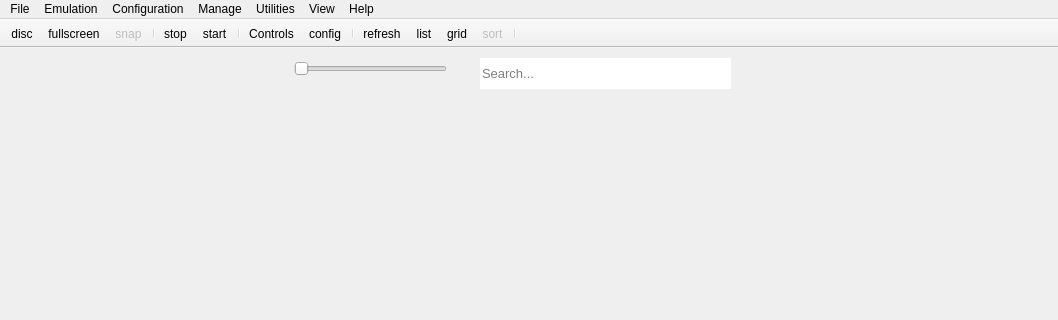
The window that rpcs3/rpcs3qt/main_window.ui (RPCS3/rpcs3) describes before a commit, drawn with Qt 5; both pictures show x 0 to 1058 and y 0 to 320 of the 1058 by 580 pixel window.
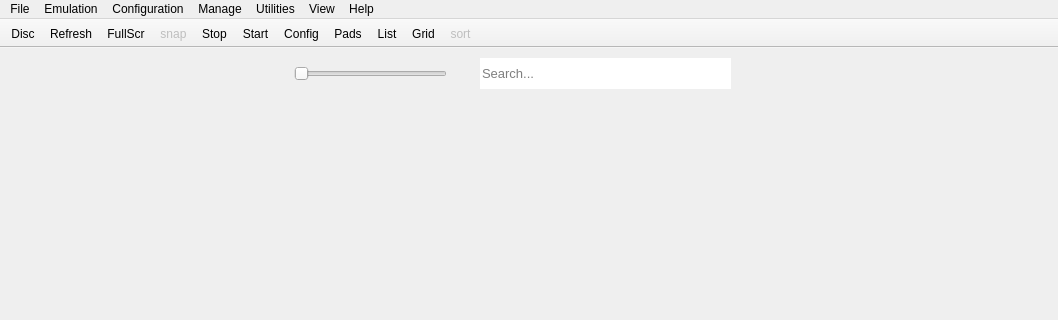
The same window after the commit. Icons and pictures are not drawn.

Commit message: Qt: toolbar adjustments

Patch:
```diff
--- a/rpcs3/rpcs3qt/main_window.ui
+++ b/rpcs3/rpcs3qt/main_window.ui
@@ -85,11 +85,11 @@
       <x>280</x>
       <y>10</y>
       <width>181</width>
-      <height>21</height>
+      <height>31</height>
      </rect>
     </property>
     <property name="sizePolicy">
-     <sizepolicy hsizetype="Fixed" vsizetype="Preferred">
+     <sizepolicy hsizetype="Fixed" vsizetype="Expanding">
       <horstretch>0</horstretch>
       <verstretch>0</verstretch>
      </sizepolicy>
@@ -313,7 +313,7 @@
     </size>
    </property>
    <property name="toolButtonStyle">
-    <enum>Qt::ToolButtonIconOnly</enum>
+    <enum>Qt::ToolButtonTextUnderIcon</enum>
    </property>
    <property name="floatable">
     <bool>false</bool>
@@ -325,20 +325,16 @@
     <bool>false</bool>
    </attribute>
    <addaction name="toolbar_disc"/>
+   <addaction name="toolbar_refresh"/>
    <addaction name="toolbar_fullscreen"/>
    <addaction name="toolbar_snap"/>
-   <addaction name="separator"/>
    <addaction name="toolbar_stop"/>
    <addaction name="toolbar_start"/>
-   <addaction name="separator"/>
-   <addaction name="toolbar_controls"/>
    <addaction name="toolbar_config"/>
-   <addaction name="separator"/>
-   <addaction name="toolbar_refresh"/>
+   <addaction name="toolbar_controls"/>
    <addaction name="toolbar_list"/>
    <addaction name="toolbar_grid"/>
    <addaction name="toolbar_sort"/>
-   <addaction name="separator"/>
   </widget>
   <action name="bootElfAct">
    <property name="text">
@@ -779,7 +775,7 @@
      <normaloff>:/Icons/pause.png</normaloff>:/Icons/pause.png</iconset>
    </property>
    <property name="text">
-    <string>start</string>
+    <string>Start</string>
    </property>
    <property name="toolTip">
     <string>Pause emulation</string>
@@ -791,7 +787,7 @@
      <normaloff>:/Icons/stop.png</normaloff>:/Icons/stop.png</iconset>
    </property>
    <property name="text">
-    <string>stop</string>
+    <string>Stop</string>
    </property>
    <property name="toolTip">
     <string>Stop emulation</string>
@@ -803,7 +799,7 @@
      <normaloff>:/Icons/configure.png</normaloff>:/Icons/configure.png</iconset>
    </property>
    <property name="text">
-    <string>config</string>
+    <string>Config</string>
    </property>
    <property name="toolTip">
     <string>Configuration</string>
@@ -815,10 +811,7 @@
      <normaloff>:/Icons/controls.png</normaloff>:/Icons/controls.png</iconset>
    </property>
    <property name="text">
-    <string>Controls</string>
-   </property>
-   <property name="iconText">
-    <string>Controls</string>
+    <string>Pads</string>
    </property>
    <property name="toolTip">
     <string>Configure controls</string>
@@ -851,7 +844,7 @@
      <normaloff>:/Icons/fullscreen.png</normaloff>:/Icons/fullscreen.png</iconset>
    </property>
    <property name="text">
-    <string>fullscreen</string>
+    <string>FullScr</string>
    </property>
    <property name="toolTip">
     <string>Toggle fullscreen</string>
@@ -863,7 +856,7 @@
      <normaloff>:/Icons/list.png</normaloff>:/Icons/list.png</iconset>
    </property>
    <property name="text">
-    <string>list</string>
+    <string>List</string>
    </property>
    <property name="toolTip">
     <string>Switch to list mode</string>
@@ -875,7 +868,7 @@
      <normaloff>:/Icons/grid.png</normaloff>:/Icons/grid.png</iconset>
    </property>
    <property name="text">
-    <string>grid</string>
+    <string>Grid</string>
    </property>
    <property name="toolTip">
     <string>Switch to grid mode</string>
@@ -908,7 +901,7 @@
      <normaloff>:/Icons/refresh.png</normaloff>:/Icons/refresh.png</iconset>
    </property>
    <property name="text">
-    <string>refresh</string>
+    <string>Refresh</string>
    </property>
    <property name="toolTip">
     <string>Refresh gamelist</string>
@@ -920,7 +913,7 @@
      <normaloff>:/Icons/disc.png</normaloff>:/Icons/disc.png</iconset>
    </property>
    <property name="text">
-    <string>disc</string>
+    <string>Disc</string>
    </property>
    <property name="toolTip">
     <string>Boot game</string>
```
Left out of the diff: 2 changed lines with no effect on the pictures. The commit also changes 1 other file.
